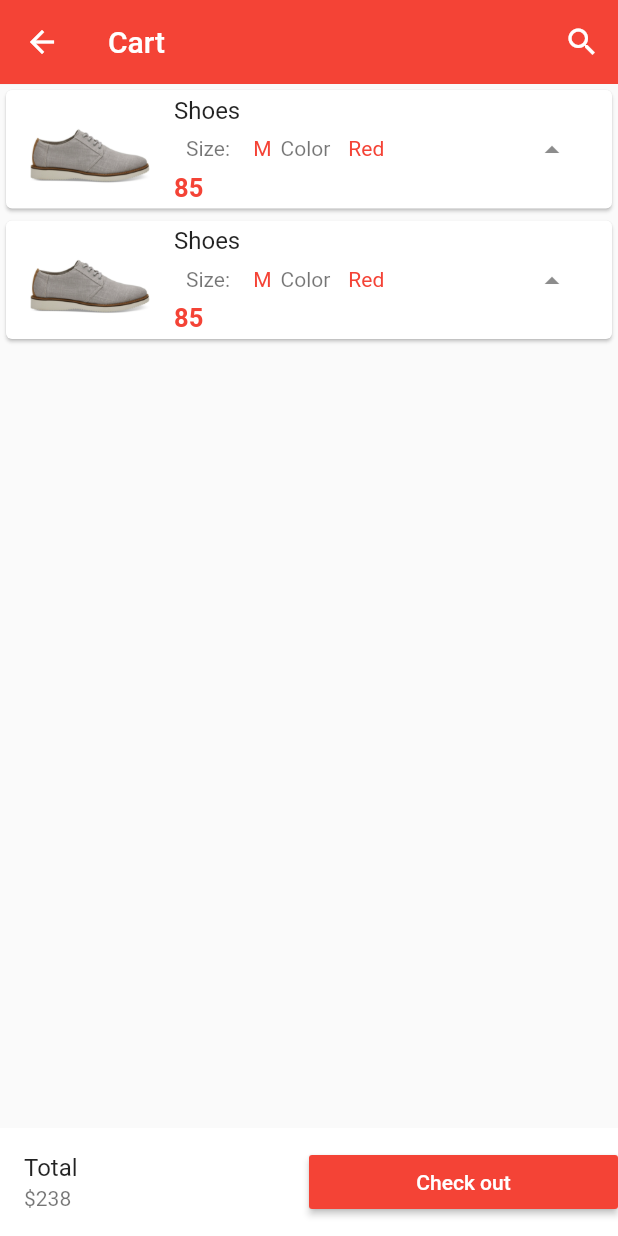
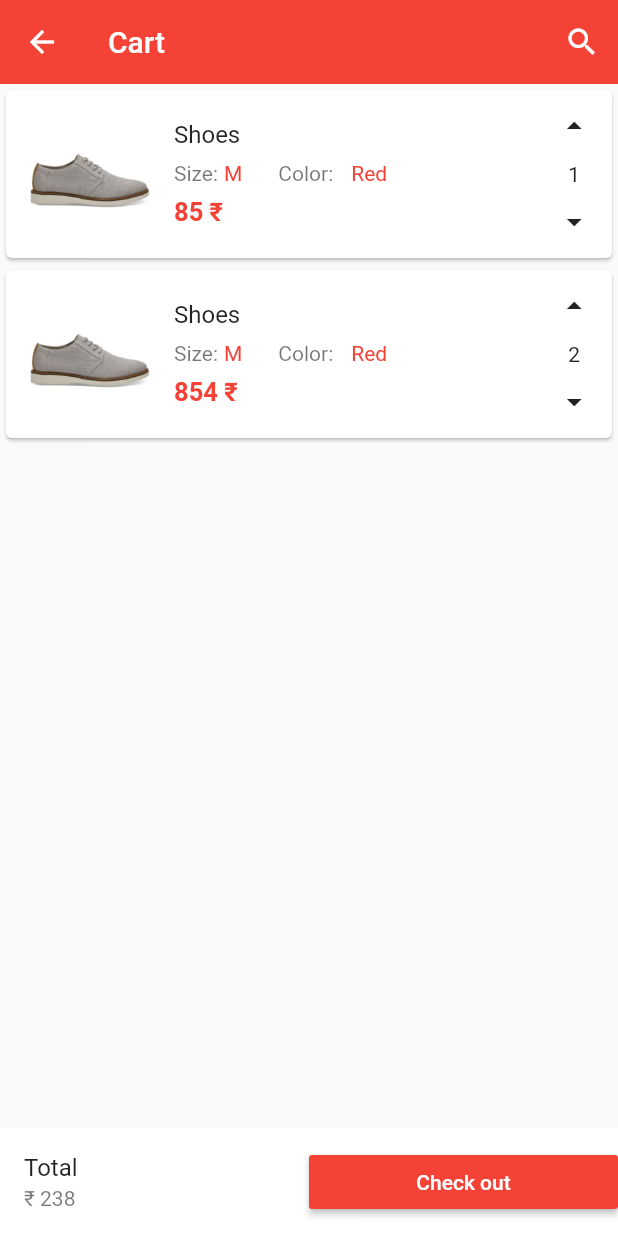
Before and after one commit to ashleydsouza639/Ecommerce-App-using-Flutter, a Flutter app: the HomePage screen opened directly, scrolled down 218 dp, after a tap on the "shopping cart" icon, on a phone screen of 412 x 824 dp. Run offline on Flutter 3.47's test engine with Material 2 defaults, Android fonts, the phone set to English and light mode, and no system bars; our stand-ins replace carousel_pro, firebase_auth, google_sign_in; accounts and stored records are empty.

Commit message:
first commit

```diff
--- a/lib/components/cart_products.dart
+++ b/lib/components/cart_products.dart
@@ -17,10 +17,10 @@ class _Cart_productsState extends State<Cart_products> {
     {
       "name": "Shoes",
       "picture": "images/products/shoe1.jpg",
-      "price": 85,
+      "price": 854,
       "size": "M",
       "color": "Red",
-      "quantity": 1,
+      "quantity": 2,
     },
   ];
 
@@ -31,7 +31,7 @@ class _Cart_productsState extends State<Cart_products> {
           return Single_cart_product(
             cart_prod_name: products_on_the_cart[index]["name"],
             cart_prod_color: products_on_the_cart[index]["color"],
-            cart_prod_qty: products_on_the_cart[index]["qty"],
+            cart_prod_qty: products_on_the_cart[index]["quantity"],
             cart_prod_size: products_on_the_cart[index]["size"],
             cart_prod_price: products_on_the_cart[index]["price"],
             cart_prod_picture: products_on_the_cart[index]["picture"],
@@ -57,60 +57,81 @@ class Single_cart_product extends StatelessWidget {
     this.cart_prod_qty,
     this.cart_prod_size,
   });
+
+  @override
   Widget build(BuildContext context) {
+    final Size screenSize = MediaQuery.of(context).size;
+
     return Card(
+      child: Row(
+        children: <Widget>[
+          new SizedBox(
+            width: (screenSize.width / 5) * 4.3,
             child: ListTile(
-        leading: Image.asset(cart_prod_picture, width: 80.0, height: 80.0),
+              //Leading Section
+              leading: new Image.asset(
+                cart_prod_picture,
+                width: 80.0,
+                height: 80.0,
+              ),
+              //Title Section
+              title: new Text(cart_prod_name),
+              //Subtitle Section
+              subtitle: new Column(
+                children: <Widget>[
+                  new Row(
+                    children: <Widget>[
+                      new Padding(
+                          padding: const EdgeInsets.all(0.0),
+                          child: new Text("Size:")),
+                      new Padding(
+                          padding: const EdgeInsets.all(4.0),
+                          child: new Text(
+                            cart_prod_size,
+                            style: TextStyle(color: Colors.red),
+                          )),
 
-        //====Title section
-        title: Text(cart_prod_name),
-
-        //Subtitle section
-        subtitle: Column(
-          children: <Widget>[
-            //row inside the column
-            Row(children: <Widget>[
-              //===this secction of for the peoductsize
-              Padding(
-                padding: const EdgeInsets.all(8.0),
-                child: Text("Size: "),
+                      //For Product Color
+                      new Padding(
+                        padding: const EdgeInsets.fromLTRB(20.0, 8.0, 8.0, 8.0),
+                        child: new Text("Color:"),
                       ),
-              Padding(
+                      new Padding(
                         padding: const EdgeInsets.all(4.0),
-                child:
-                    Text(cart_prod_size, style: TextStyle(color: Colors.red)),
+                        child: new Text(cart_prod_color,
+                            style: TextStyle(color: Colors.red)),
+                      )
+                    ],
                   ),
 
-//===this secction of for the product color
-              Padding(
-                padding: const EdgeInsets.fromLTRB(2.0, 8.0, 8.0, 8.0),
-                child: Text("Color"),
-              ),
-              Padding(
-                padding: const EdgeInsets.all(4.0),
-                child:
-                    Text(cart_prod_color, style: TextStyle(color: Colors.red)),
-              ),
-            ]
-            ),
-            //this section is for product price
-            Container(
+                  // This is for product price
+                  new Container(
                     alignment: Alignment.topLeft,
-                child: Text("$cart_prod_price",
+                    child: new Text(
+                      "$cart_prod_price\ ₹",
                       style: TextStyle(
                           fontSize: 17.0,
                           fontWeight: FontWeight.bold,
                           color: Colors.red),
-                ))
+                    ),
+                  )
                 ],
               ),
-        trailing:Column(children: <Widget>[
-          IconButton(icon:Icon(Icons.arrow_drop_up),onPressed:(){}),
-
-        ],)
+            ),
+          ),
+          new SizedBox(
+            width: 49.0,
+            child: new Column(
+                children: <Widget>[
+                  new IconButton(icon: Icon(Icons.arrow_drop_up), onPressed: () {}),
+                  new Text("$cart_prod_qty"),
+                  new IconButton(icon: Icon(Icons.arrow_drop_down), onPressed: () {})
+                ],
+            )
+          )
+        ],
       ),
     );
   }
 
-
 }
--- a/lib/pages/cart.dart
+++ b/lib/pages/cart.dart
@@ -29,7 +29,7 @@ class _CartState extends State<Cart> {
               Expanded(
                 child: ListTile(
                   title: Text("Total"),
-                  subtitle: Text("\$238"),
+                  subtitle: Text("\₹ 238"),
                 ),
               ),
               Expanded(
--- a/lib/pages/home.dart
+++ b/lib/pages/home.dart
@@ -5,6 +5,8 @@ import '../components/horizontal_listview.dart';
 import '../components/products.dart';
 import 'cart.dart';
 import 'home.dart';
+import './login.dart';
+import './auth.dart';
 
 
 class HomePage extends StatefulWidget{
@@ -51,18 +53,18 @@ class _HomePageState extends State<HomePage>{
         child:ListView(children: <Widget>[
           //header
           UserAccountsDrawerHeader(
-            accountName:Text("Ash"),
-            accountEmail:Text("ash@gmail.com"),
+            accountName:Text(name),
+            accountEmail:Text(email),
             currentAccountPicture:GestureDetector(
               child: CircleAvatar(
-                backgroundColor: Colors.grey,
-                child:Icon(Icons.person,color:Colors.white)
+                backgroundImage: NetworkImage(imageUrl),
               ),
             ),
             decoration: BoxDecoration(
               color:Colors.red,
             ),
           ),//1
+
           //body
 
           InkWell(   //used to wrap ListTile dat doesnt hv ontap //any child of inkwell widget is tappable
@@ -89,7 +91,7 @@ class _HomePageState extends State<HomePage>{
             )
           ),
 
-                    InkWell(   //used to wrap ListTile dat doesnt hv ontap
+            InkWell(   //used to wrap ListTile dat doesnt hv ontap
             onTap:(){
                Navigator.push(context, MaterialPageRoute(builder:(context)=>Cart()));
             },
@@ -126,10 +128,28 @@ class _HomePageState extends State<HomePage>{
 
 
 
+          RaisedButton(
+            onPressed: () {
+              signOutGoogle();
+              Navigator.of(context).pushAndRemoveUntil(MaterialPageRoute(builder: (context) {return LoginPage();}), ModalRoute.withName('/'));
+            },
+            color: Colors.deepPurple,
+            child: Padding(
+              padding: const EdgeInsets.all(8.0),
+              child: Text(
+                'Sign Out',
+                style: TextStyle(fontSize: 25, color: Colors.white),
+              ),
+            ),
+            elevation: 5,
+            shape: RoundedRectangleBorder(
+                borderRadius: BorderRadius.circular(40)),
+          )
+
+
           ],
           )
       ),
-
 
       body:Column(children: <Widget>[
         //imagee carousel
--- a/pubspec.yaml
+++ b/pubspec.yaml
@@ -5,6 +5,11 @@ dependencies:
   flutter:
     sdk: flutter
   carousel_pro: ^1.0.0
+  firebase_auth: ^0.16.0
+  fluttertoast: ^4.0.1
+  google_sign_in: ^4.4.4
+  shared_preferences: ^0.5.7
+  cloud_firestore: ^0.13.5
 
 
   # The following adds the Cupertino Icons font to your application.
```
Also changed, not shown: lib/main.dart (+1 -12 lines), lib/pages/auth.dart (+52 -26 lines), lib/pages/login.dart (+63 -121 lines), pubspec.lock, 2 other files. Lines whose indentation alone changed are shown as unchanged.
